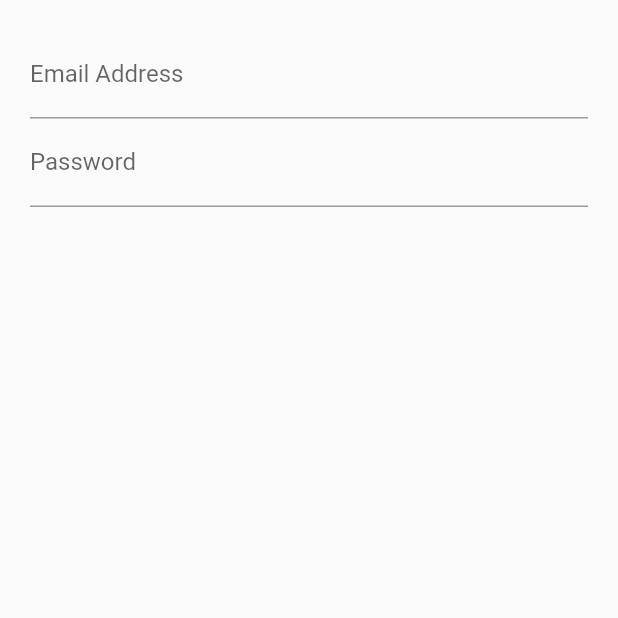
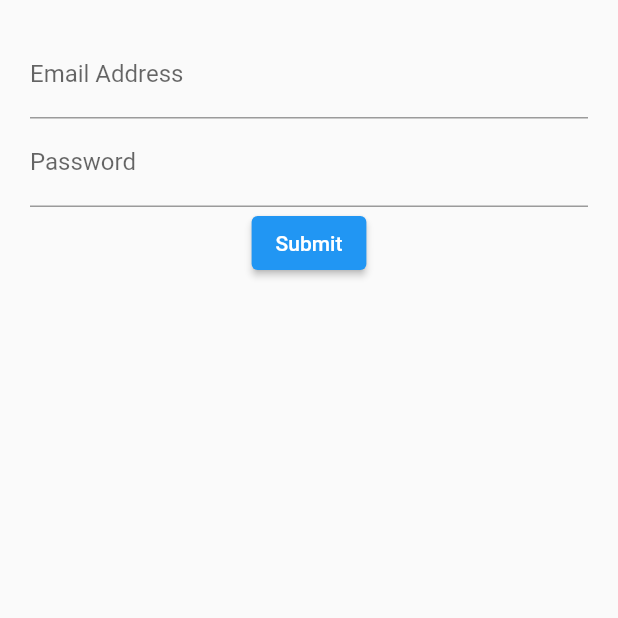
Before and after one commit to irfan87/login_stateful_flutter, a Flutter app: the screen it shows after launch, on a phone screen of 412 x 824 dp, the top half of it. Run offline on Flutter 3.47's test engine with Material 2 defaults, Android fonts, the phone set to English and light mode, and no system bars.

Commit message:
displaying the raised button (elevated button)

```diff
--- a/lib/src/screens/login_screen.dart
+++ b/lib/src/screens/login_screen.dart
@@ -16,7 +16,7 @@ class LoginScreenState extends State<LoginScreen> {
           children: [
             emailField(),
             passwordField(),
-            // submitButton(),
+            submitButton(),
           ],
         ),
       ),
@@ -44,5 +44,10 @@ class LoginScreenState extends State<LoginScreen> {
     );
   }
 
-  Widget submitButton() {}
+  Widget submitButton() {
+    return ElevatedButton(
+      onPressed: () => {},
+      child: Text('Submit'),
+    );
+  }
 }
```
